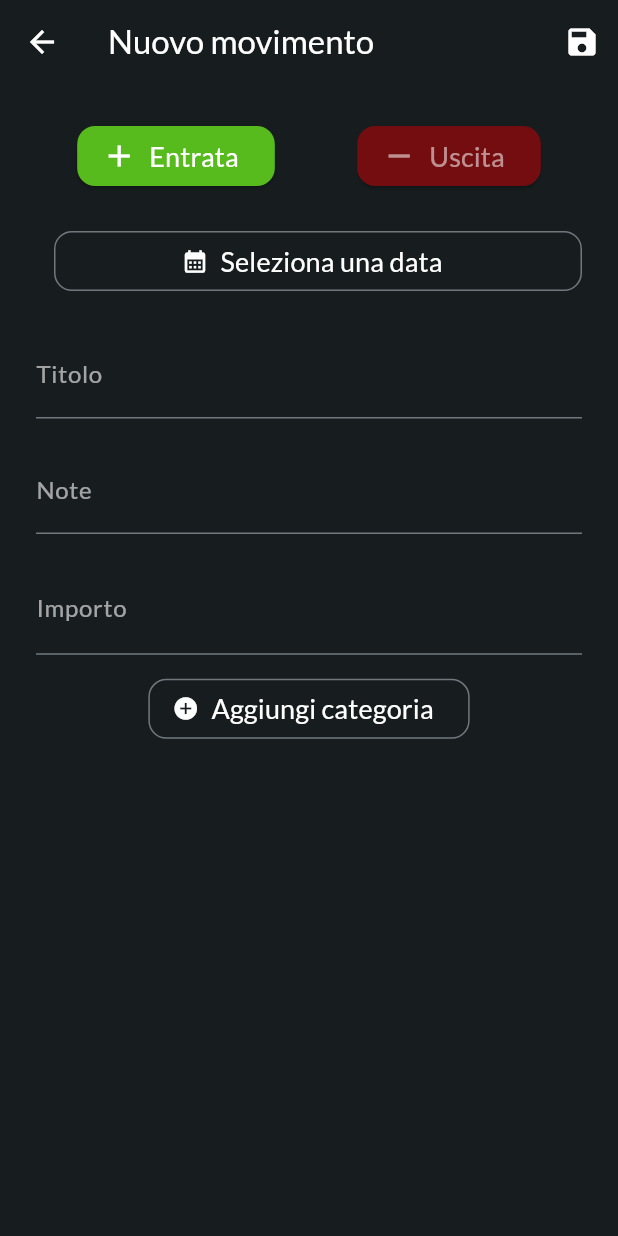
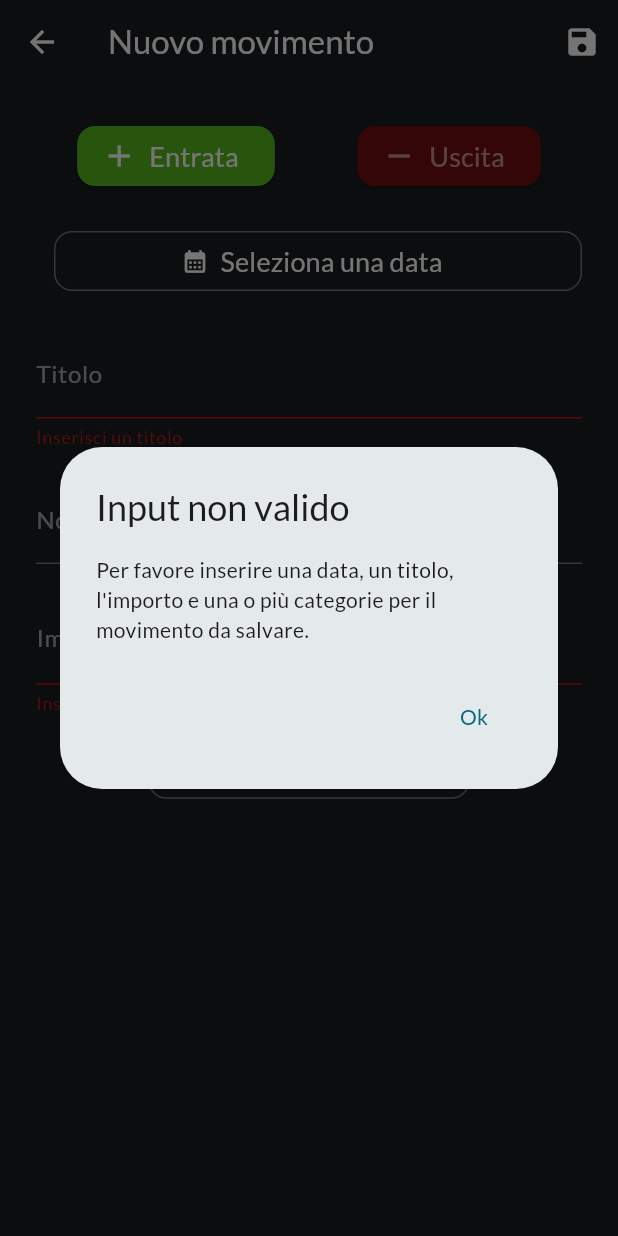
Before and after one commit to micheleDibi/PFM_APP, a Flutter app: the NewMovimento screen opened directly with empty values, after a tap on the "save" icon, on a phone screen of 412 x 824 dp. Run offline on Flutter 3.47's test engine with Material 3 defaults, Android fonts, the phone set to English and light mode, and no system bars; our stand-ins replace flutter_riverpod, google_fonts, syncfusion_flutter_charts; network calls fail.

Commit message:
Aggiunto salvataggio del movimento sul db

```diff
--- a/lib/models/categoria.dart
+++ b/lib/models/categoria.dart
@@ -1,5 +1,6 @@
 class Categoria {
   Categoria({
+    required this.id,
     required this.codice,
     required this.descrizione,
     required this.macroCodice,
@@ -8,6 +9,7 @@ class Categoria {
     required this.macroTipo
     });
 
+  int id;
   String codice;
   String descrizione;
   String macroCodice;
--- a/lib/models/movimento.dart
+++ b/lib/models/movimento.dart
@@ -6,7 +6,7 @@ class Movimento {
 
   String title;
   double amount;
-  String note;
+  String? note;
   DateTime date;
   String tipo;
   List<Categoria> categorie;
--- a/lib/providers/categoria_provider.dart
+++ b/lib/providers/categoria_provider.dart
@@ -19,6 +19,7 @@ class CategoriaProvider extends StateNotifier<List<Categoria>> {
       for (var cat in resData) {
         elencoCategorie.add(
           Categoria(
+            id: cat['categoria_id'],
             codice: cat['categoria_codice'],
             descrizione: cat['categoria_descrizione'],
             macroCodice: cat['categoria_macro_codice'],
--- a/lib/providers/movimento_provider.dart
+++ b/lib/providers/movimento_provider.dart
@@ -1,5 +1,6 @@
 import 'dart:convert';
 
+import 'package:flutter/material.dart';
 import 'package:pfm_app/models/categoria.dart';
 import 'package:pfm_app/models/movimento.dart';
 import 'package:flutter_riverpod/flutter_riverpod.dart';
@@ -24,16 +25,14 @@ class MovimentoNotifier extends StateNotifier<List<Movimento>> {
         var resDataCategorie = movimento["elenco_categorie"];
 
         for (var cat in resDataCategorie) {
-          elencoCategorie.add(
-            Categoria(
+          elencoCategorie.add(Categoria(
+              id: cat["categoria_id"],
               codice: cat['categoria_codice'],
               descrizione: cat['categoria_descrizione'],
               macroCodice: cat['categoria_macro_codice'],
               macroDescrizione: cat['categoria_macro_descrizione'],
               macroColore: cat['categoria_macro_colore'],
-              macroTipo: cat['categoria_macro_tipo']
-            )
-          );
+              macroTipo: cat['categoria_macro_tipo']));
         }
 
         elencoTransizioni.add(
@@ -50,6 +49,41 @@ class MovimentoNotifier extends StateNotifier<List<Movimento>> {
 
     state = elencoTransizioni;
   }
+
+  void aggiungiMovimento(Movimento movimento) async {
+    final url = Uri.parse("http://192.168.1.199:8000/movimento/");
+
+    final body = json.encode( {
+          "movimento_titolo": movimento.title,
+          "movimento_data": movimento.date.toString(),
+          "movimento_importo": movimento.amount,
+          "movimento_note": movimento.note,
+          "movimento_tipo": movimento.tipo,
+          "elenco_categorie": movimento.categorie.map(
+            (e) {
+              return e.id;
+            },
+          ).toList(),
+          "utente_id" : 1,
+          "movimento_created_by": 1,
+          "movimento_updated_by": 1,
+        });
+
+    print(body);
+
+    final response = await http.post(
+      url,
+      headers: {"Content-Type": "application/json"},
+      body: body,
+    );
+
+    if(response.statusCode >= 400) {
+      print('Request failed with status: ${response.statusCode}');
+      return;
+    }
+
+    state = [movimento, ...state];
+  }
 }
 
 final movimentoProvider =
--- a/lib/screens/new_movimento.dart
+++ b/lib/screens/new_movimento.dart
@@ -1,14 +1,20 @@
+import 'dart:io';
+
+import 'package:flutter/cupertino.dart';
 import 'package:flutter/material.dart';
 import 'package:intl/intl.dart';
 import 'package:pfm_app/models/categoria.dart';
+import 'package:pfm_app/models/movimento.dart';
 import 'package:pfm_app/screens/new_movimento_categoria.dart';
 
-// import 'package:flutter_riverpod/flutter_riverpod.dart';
-
 class NewMovimento extends StatefulWidget {
-  const NewMovimento({super.key, required this.elencoCategorie});
+  const NewMovimento(
+      {super.key,
+      required this.elencoCategorie,
+      required this.aggiungiMovimento});
 
   final List<Categoria> elencoCategorie;
+  final void Function(Movimento) aggiungiMovimento;
 
   @override
   State<NewMovimento> createState() {
@@ -18,6 +24,7 @@ class NewMovimento extends StatefulWidget {
 
 class _NewMovimentoState extends State<NewMovimento> {
   bool isEntrata = true;
+  final _formKey = GlobalKey<FormState>();
 
   final Color lightGreen = const Color.fromARGB(255, 87, 186, 29);
   final Color lightRed = const Color.fromARGB(255, 237, 8, 0);
@@ -25,34 +32,15 @@ class _NewMovimentoState extends State<NewMovimento> {
   final Color strongGreen = const Color.fromARGB(255, 47, 116, 28);
   final Color strongRed = const Color.fromARGB(255, 115, 13, 15);
 
+  late String _titolo;
+  String? note;
+  late double _importo;
   DateTime? _selectedDate;
   List<Categoria> elencoCategorieSelezionate = [];
 
   void _setIsEntrata() {
     setState(() {
       isEntrata = !isEntrata;
-    });
-  }
-
-  void _showAggiungiCategoria(List<Categoria> elencoCategorie) async {
-    showModalBottomSheet(
-        useSafeArea: true,
-        isScrollControlled: true,
-        context: context,
-        builder: (ctx) {
-          return AggiungiCategoria(elencoCategorie: elencoCategorie, aggiungiCategoria: _aggiungiCategoria,);
-        });
-  }
-
-  void _aggiungiCategoria(Categoria categoria) {
-    setState(() {
-      elencoCategorieSelezionate.add(categoria);
-    });
-  }
-
-  void _rimuoviCategoria(Categoria categoria) {
-    setState(() {
-      elencoCategorieSelezionate.remove(categoria);
     });
   }
 
@@ -71,21 +59,112 @@ class _NewMovimentoState extends State<NewMovimento> {
     });
   }
 
+  void _showAggiungiCategoria(List<Categoria> elencoCategorie) async {
+    showModalBottomSheet(
+        useSafeArea: true,
+        isScrollControlled: true,
+        context: context,
+        builder: (ctx) {
+          return AggiungiCategoria(
+            elencoCategorie: elencoCategorie,
+            aggiungiCategoria: _aggiungiCategoria,
+          );
+        });
+  }
+
+  void _aggiungiCategoria(Categoria categoria) {
+    if (elencoCategorieSelezionate.contains(categoria)) {
+      ScaffoldMessenger.of(context).clearSnackBars();
+      ScaffoldMessenger.of(context).showSnackBar(const SnackBar(
+        duration: Duration(seconds: 3),
+        content: Text("Categoria già selezionata"),
+      ));
+    } else {
+      setState(() {
+        elencoCategorieSelezionate.add(categoria);
+      });
+    }
+  }
+
+  void _rimuoviCategoria(Categoria categoria) {
+    setState(() {
+      elencoCategorieSelezionate.remove(categoria);
+    });
+  }
+
+  void _showDialog() {
+    if (Platform.isIOS) {
+      showCupertinoDialog(
+        context: context,
+        builder: (context) {
+          return CupertinoAlertDialog(
+            title: const Text("Input non valido"),
+            content: const Text(
+                "Per favore inserire una data, un titolo, l'importo e una o più categorie per il movimento da salvare."),
+            actions: [
+              TextButton(
+                onPressed: () {
+                  Navigator.pop(context);
+                },
+                child: const Text("Ok"),
+              ),
+            ],
+          );
+        },
+      );
+    } else {
+      showDialog(
+        context: context,
+        builder: (context) {
+          return AlertDialog(
+            title: const Text("Input non valido"),
+            content: const Text(
+                "Per favore inserire una data, un titolo, l'importo e una o più categorie per il movimento da salvare."),
+            actions: [
+              TextButton(
+                onPressed: () {
+                  Navigator.pop(context);
+                },
+                child: const Text("Ok"),
+              ),
+            ],
+          );
+        },
+      );
+    }
+  }
+
   void _salvaMovimento() {
-    // TODO - implementare il salvataggio del movimento
+    if (!_formKey.currentState!.validate() ||
+        _selectedDate == null ||
+        elencoCategorieSelezionate.isEmpty) {
+      _showDialog();
+      return;
+    }
+
+    _formKey.currentState!.save();
+    Navigator.pop(context);
+    widget.aggiungiMovimento(
+      Movimento(
+          title: _titolo,
+          note: note,
+          amount: _importo,
+          date: _selectedDate!,
+          categorie: elencoCategorieSelezionate,
+          tipo: isEntrata ? "entrata" : "uscita"),
+    );
   }
 
   @override
   Widget build(BuildContext context) {
-    final keyController = GlobalKey();
+    // final keyboardSpace = MediaQuery.of(context).viewInsets.bottom;
 
     return Scaffold(
       backgroundColor: Theme.of(context).colorScheme.onSurface,
       appBar: AppBar(
         backgroundColor: Theme.of(context).colorScheme.onSurface,
         iconTheme: IconThemeData(
-          color:
-              Theme.of(context).colorScheme.onPrimary,
+          color: Theme.of(context).colorScheme.onPrimary,
         ),
         title: Text(
           "Nuovo movimento",
@@ -96,9 +175,9 @@ class _NewMovimentoState extends State<NewMovimento> {
         ],
       ),
       body: Padding(
-        padding: const EdgeInsets.symmetric(horizontal: 24, vertical: 24),
+        padding: const EdgeInsets.fromLTRB(24, 24, 24, 24),
         child: Form(
-          key: keyController,
+          key: _formKey,
           child: Column(
             children: [
               Row(
@@ -204,7 +283,14 @@ class _NewMovimentoState extends State<NewMovimento> {
                   fontSize: 18,
                   color: Theme.of(context).colorScheme.onPrimary,
                 ),
+                onSaved: (newValue) {
+                  _titolo = newValue!;
+                },
                 validator: (value) {
+                  if (value == null || value.trim().isEmpty) {
+                    return 'Inserisci un titolo';
+                  }
+
                   return null;
                 },
               ),
@@ -224,6 +310,9 @@ class _NewMovimentoState extends State<NewMovimento> {
                     "Note",
                   ),
                 ),
+                onSaved: (newValue) {
+                  note = newValue;
+                },
                 style: TextStyle(
                   fontSize: 18,
                   color: Theme.of(context).colorScheme.onPrimary,
@@ -250,6 +339,18 @@ class _NewMovimentoState extends State<NewMovimento> {
                     "Importo",
                   ),
                 ),
+                onSaved: (newValue) {
+                  _importo = double.tryParse(newValue!)!;
+                },
+                validator: (value) {
+                  if (value == null ||
+                      double.tryParse(value) == null ||
+                      double.tryParse(value)! <= 0) {
+                    return 'Inserire un importo corretto.';
+                  }
+
+                  return null;
+                },
                 style: TextStyle(
                   fontSize: 18,
                   color: Theme.of(context).colorScheme.onPrimary,
@@ -267,9 +368,12 @@ class _NewMovimentoState extends State<NewMovimento> {
                 icon: Icon(Icons.add_circle_outlined,
                     color: Theme.of(context).colorScheme.onPrimary),
                 onPressed: () {
-                  _showAggiungiCategoria(widget.elencoCategorie.where((element) {
-                    return element.macroTipo == (isEntrata ? "entrata" : "uscita");
-                  },).toList());
+                  _showAggiungiCategoria(widget.elencoCategorie.where(
+                    (element) {
+                      return element.macroTipo ==
+                          (isEntrata ? "entrata" : "uscita");
+                    },
+                  ).toList());
                 },
                 label: Text(
                   "Aggiungi categoria",
@@ -283,13 +387,29 @@ class _NewMovimentoState extends State<NewMovimento> {
                   itemCount: elencoCategorieSelezionate.length,
                   itemBuilder: (context, index) {
                     return ListTile(
-                      leading: IconButton(onPressed: () {
-                        _rimuoviCategoria(elencoCategorieSelezionate[index]);
-                      }, icon: const Icon(Icons.remove)),
-                      title: Text(elencoCategorieSelezionate[index].descrizione, style: TextStyle(color: Color(int.parse(elencoCategorieSelezionate[index].macroColore.substring(1), radix: 16),),),),
-                      subtitle: Text(elencoCategorieSelezionate[index].macroDescrizione),
+                      leading: IconButton(
+                          onPressed: () {
+                            _rimuoviCategoria(
+                                elencoCategorieSelezionate[index]);
+                          },
+                          icon: const Icon(Icons.remove)),
+                      title: Text(
+                        elencoCategorieSelezionate[index].descrizione,
+                        style: TextStyle(
+                          color: Color(
+                            int.parse(
+                                elencoCategorieSelezionate[index]
+                                    .macroColore
+                                    .substring(1),
+                                radix: 16),
+                          ),
+                        ),
+                      ),
+                      subtitle: Text(
+                          elencoCategorieSelezionate[index].macroDescrizione),
                     );
-                },),
+                  },
+                ),
               )
             ],
           ),
```
Also changed, not shown: lib/screens/home.dart (+19 -11 lines).
